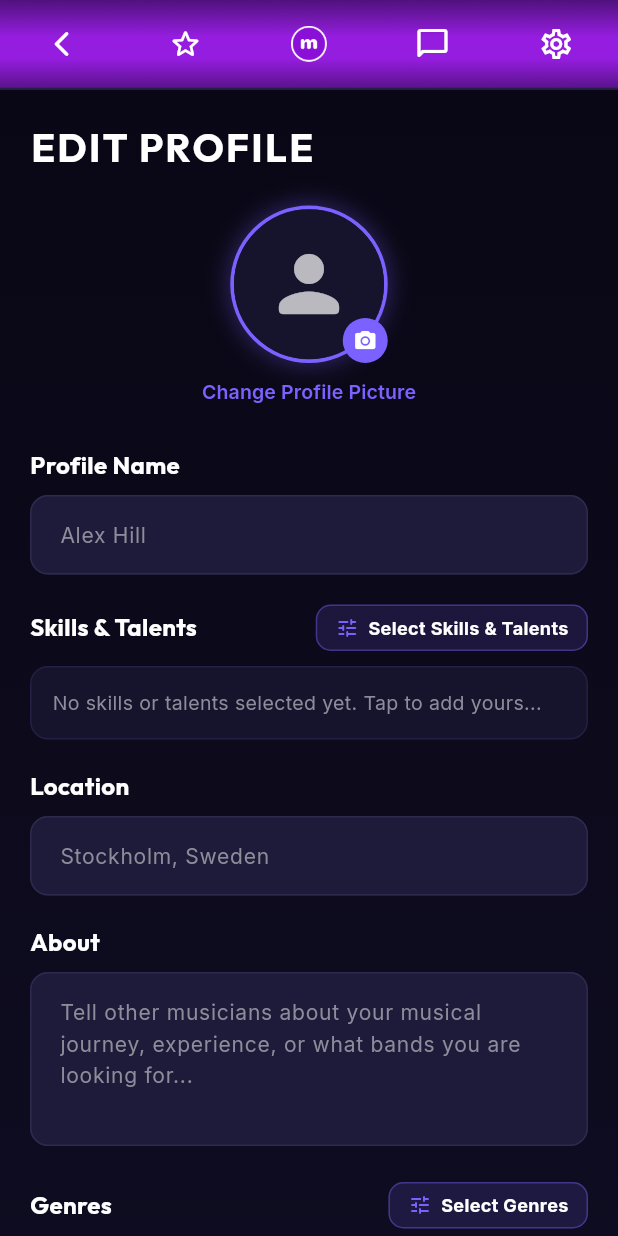
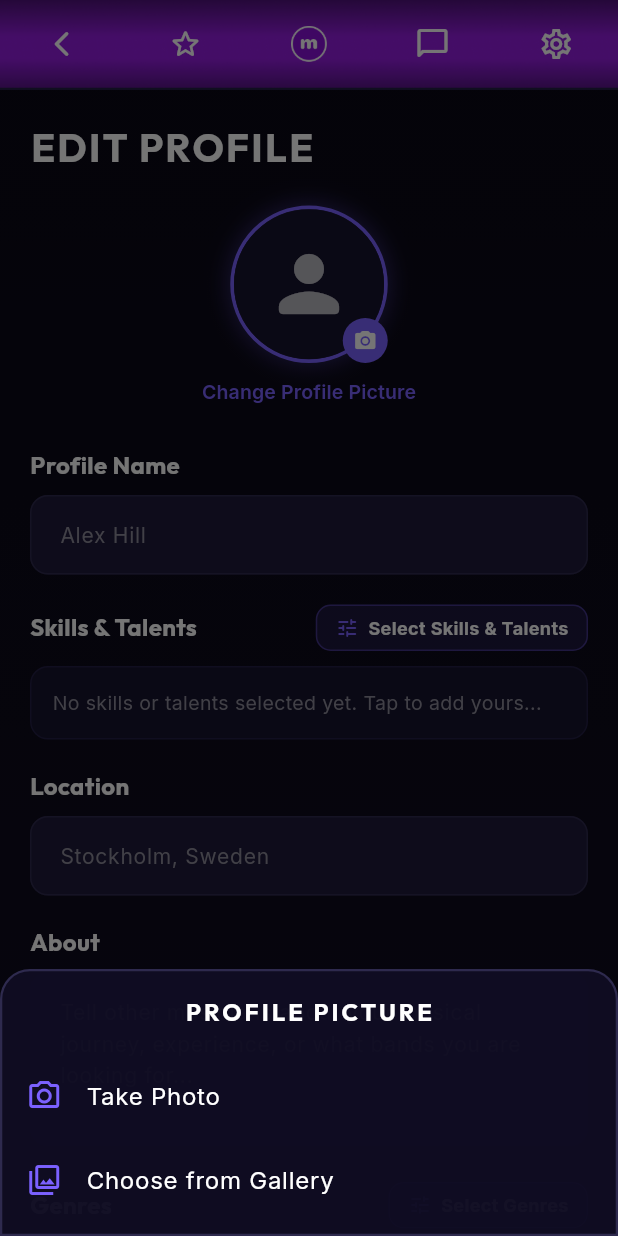
Before and after one commit to Drakblod/MusiciansFlutter, a Flutter app: the EditProfileScreen screen opened by its route, after a tap on the "person" icon, on a phone screen of 412 x 824 dp. Run offline on Flutter 3.47's test engine with Material 3 defaults, Android fonts, the phone set to English and light mode, and no system bars; our stand-ins replace audioplayers, file_picker, firebase_auth, firebase_core, firebase_database, firebase_messaging and 5 more; accounts and stored records are empty.

Commit message:
v1.82: Fix web profile picture upload using web-safe ImagePicker

```diff
--- a/lib/services/firebase_service.dart
+++ b/lib/services/firebase_service.dart
@@ -223,7 +223,7 @@ class FirebaseService {
       final metadata = SettableMetadata(contentType: 'image/jpeg');
       if (bytes != null) {
         uploadTask = ref.putData(bytes, metadata);
-      } else if (path != null) {
+      } else if (path != null && !kIsWeb) {
         uploadTask = ref.putFile(File(path), metadata);
       } else {
         throw Exception("Both picture bytes and path are null for upload");
--- a/lib/views/edit_profile_screen.dart
+++ b/lib/views/edit_profile_screen.dart
@@ -1,9 +1,11 @@
 import 'dart:io';
 import 'dart:typed_data';
+import 'package:flutter/foundation.dart';
 import 'package:flutter/material.dart';
 import 'package:provider/provider.dart';
 import 'package:google_fonts/google_fonts.dart';
 import 'package:file_picker/file_picker.dart';
+import 'package:image_picker/image_picker.dart';
 import '../providers/app_state.dart';
 import '../theme/app_theme.dart';
 import '../models/user_profile.dart';
@@ -402,31 +404,92 @@ class _EditProfileScreenState extends State<EditProfileScreen> {
     }
   }
 
-  Future<void> _pickAndUploadProfilePicture() async {
+  Future<void> _showImagePickerOptions() async {
+    showModalBottomSheet(
+      context: context,
+      backgroundColor: Colors.transparent,
+      builder: (context) {
+        return Container(
+          decoration: BoxDecoration(
+            color: const Color(0xFF0F0C22).withOpacity(0.95),
+            borderRadius: const BorderRadius.only(
+              topLeft: Radius.circular(20),
+              topRight: Radius.circular(20),
+            ),
+            border: Border.all(color: const Color(0xFF2E2A4E), width: 1.5),
+          ),
+          child: SafeArea(
+            child: Column(
+              mainAxisSize: MainAxisSize.min,
+              children: [
+                const SizedBox(height: 16),
+                Text(
+                  'PROFILE PICTURE',
+                  style: GoogleFonts.outfit(
+                    fontSize: 16,
+                    fontWeight: FontWeight.bold,
+                    color: Colors.white,
+                    letterSpacing: 2,
+                  ),
+                ),
+                const SizedBox(height: 16),
+                ListTile(
+                  leading: const Icon(Icons.camera_alt_outlined, color: AppTheme.primaryAccent),
+                  title: Text('Take Photo', style: GoogleFonts.inter(color: Colors.white)),
+                  onTap: () {
+                    Navigator.pop(context);
+                    _pickAndUploadProfilePicture(ImageSource.camera);
+                  },
+                ),
+                ListTile(
+                  leading: const Icon(Icons.photo_library_outlined, color: AppTheme.primaryAccent),
+                  title: Text('Choose from Gallery', style: GoogleFonts.inter(color: Colors.white)),
+                  onTap: () {
+                    Navigator.pop(context);
+                    _pickAndUploadProfilePicture(ImageSource.gallery);
+                  },
+                ),
+                if (_profilePictureUrl != null && _profilePictureUrl!.isNotEmpty)
+                  ListTile(
+                    leading: const Icon(Icons.delete_outline_rounded, color: AppTheme.danger),
+                    title: Text('Remove Photo', style: GoogleFonts.inter(color: AppTheme.danger)),
+                    onTap: () {
+                      Navigator.pop(context);
+                      setState(() {
+                        _profilePictureUrl = null;
+                      });
+                      ScaffoldMessenger.of(context).showSnackBar(
+                        const SnackBar(
+                          content: Text('Profile picture removed (save to apply changes)'),
+                          backgroundColor: AppTheme.warning,
+                        ),
+                      );
+                    },
+                  ),
+                const SizedBox(height: 8),
+              ],
+            ),
+          ),
+        );
+      },
+    );
+  }
+
+  Future<void> _pickAndUploadProfilePicture([ImageSource source = ImageSource.gallery]) async {
     try {
-      final result = await FilePicker.platform.pickFiles(
-        type: FileType.image,
-        withData: true,
+      final ImagePicker picker = ImagePicker();
+      final XFile? image = await picker.pickImage(
+        source: source,
+        imageQuality: 85,
+        maxWidth: 1024,
       );
 
-      if (result != null && result.files.isNotEmpty) {
-        final file = result.files.single;
-        Uint8List? bytes = file.bytes;
-        if (bytes == null && file.path != null && file.path!.isNotEmpty) {
-          try {
-            final f = File(file.path!);
-            if (await f.exists()) {
-              bytes = await f.readAsBytes();
-            }
-          } catch (e) {
-            debugPrint("Could not read image bytes from path: $e");
-          }
-        }
-
+      if (image != null) {
         setState(() {
           _isUploadingProfilePic = true;
         });
 
+        final bytes = await image.readAsBytes();
         final appState = Provider.of<AppState>(context, listen: false);
         final userId = appState.currentUserProfile?.userId;
         if (userId == null) {
@@ -436,7 +499,7 @@ class _EditProfileScreenState extends State<EditProfileScreen> {
         final url = await appState.firebaseService.uploadProfilePictureAsync(
           userId,
           bytes,
-          file.path,
+          kIsWeb ? null : image.path,
         );
 
         setState(() {
@@ -615,7 +678,7 @@ class _EditProfileScreenState extends State<EditProfileScreen> {
                     Stack(
                       children: [
                         GestureDetector(
-                          onTap: _pickAndUploadProfilePicture,
+                          onTap: _showImagePickerOptions,
                           child: Container(
                             width: 105,
                             height: 105,
@@ -658,7 +721,7 @@ class _EditProfileScreenState extends State<EditProfileScreen> {
                           bottom: 0,
                           right: 0,
                           child: GestureDetector(
-                            onTap: _pickAndUploadProfilePicture,
+                            onTap: _showImagePickerOptions,
                             child: Container(
                               padding: const EdgeInsets.all(7),
                               decoration: const BoxDecoration(
@@ -677,7 +740,7 @@ class _EditProfileScreenState extends State<EditProfileScreen> {
                     ),
                     const SizedBox(height: 6),
                     TextButton(
-                      onPressed: _pickAndUploadProfilePicture,
+                      onPressed: _showImagePickerOptions,
                       style: TextButton.styleFrom(
                         padding: const EdgeInsets.symmetric(horizontal: 12, vertical: 4),
                         minimumSize: Size.zero,
--- a/lib/views/home_screen.dart
+++ b/lib/views/home_screen.dart
@@ -365,7 +365,7 @@ class HomeScreen extends StatelessWidget {
               child: Padding(
                 padding: const EdgeInsets.only(bottom: 10, right: 10),
                 child: Text(
-                  '1.81',
+                  '1.82',
                   style: GoogleFonts.inter(
                     color: AppTheme.textSecondary.withOpacity(0.5),
                     fontSize: 12,
@@ -1117,7 +1117,7 @@ class _ExperimentalHomeViewContentState extends State<ExperimentalHomeViewConten
                               }
                             },
                             child: Text(
-                              '1.81',
+                              '1.82',
                               style: GoogleFonts.inter(
                                 color: AppTheme.textSecondary.withOpacity(0.5),
                                 fontSize: 12,
--- a/pubspec.yaml
+++ b/pubspec.yaml
@@ -16,7 +16,7 @@ publish_to: 'none' # Remove this line if you wish to publish to pub.dev
 # https://developer.apple.com/library/archive/documentation/General/Reference/InfoPlistKeyReference/Articles/CoreFoundationKeys.html
 # In Windows, build-name is used as the major, minor, and patch parts
 # of the product and file versions while build-number is used as the build suffix.
-version: 1.81.0+81
+version: 1.82.0+82
 
 environment:
   sdk: ^3.9.0
```
